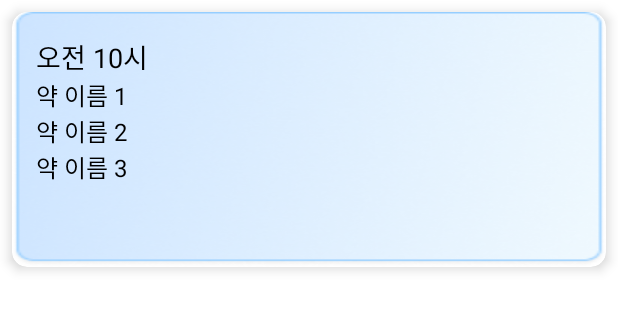
After one commit to minzero31/2024-meit-frontend, an Android app: the layout medication_card.xml on its own in the app's theme, with its tools: preview values and no code run, on a phone screen of 412 x 824 dp. The commit adds this screen. Shown: the top 310 px of the screen. Run offline under Robolectric (Android 15) with nearby library versions, the light colour scheme and no system bars.

Commit message:
Home 탭 복용일정 cardview & recycler view 구현

```diff
--- a/app/build.gradle.kts
+++ b/app/build.gradle.kts
@@ -70,4 +70,8 @@ dependencies {
     implementation(libs.androidx.navigation.fragment.ktx)
     implementation(libs.androidx.navigation.ui.ktx)
 
+    //cardview
+    implementation("androidx.cardview:cardview:1.0.0")
+
+
 }
--- /dev/null
+++ b/app/src/main/res/layout/medication_card.xml
@@ -0,0 +1,53 @@
+<?xml version="1.0" encoding="utf-8"?>
+<androidx.cardview.widget.CardView
+    xmlns:android="http://schemas.android.com/apk/res/android"
+    xmlns:app="http://schemas.android.com/apk/res-auto"
+    android:layout_width="match_parent"
+    android:layout_height="wrap_content"
+    android:layout_margin="8dp"
+    app:cardCornerRadius="10dp"
+    app:cardElevation="5dp">
+
+    <LinearLayout
+        android:layout_width="match_parent"
+        android:layout_height="wrap_content"
+        android:orientation="vertical"
+        android:padding="16dp"
+        android:background="@drawable/bg_main_panel">  <!-- 배경을 LinearLayout에 설정 -->
+
+        <!-- 시간 텍스트 -->
+        <TextView
+            android:id="@+id/time_text"
+            android:layout_width="wrap_content"
+            android:layout_height="wrap_content"
+            android:text="오전 10시"
+            android:textSize="18sp"
+            android:textColor="@color/black" />
+
+        <!-- 약 이름 목록 -->
+        <TextView
+            android:id="@+id/medicine_1"
+            android:layout_width="wrap_content"
+            android:layout_height="wrap_content"
+            android:text="약 이름 1"
+            android:textSize="16sp"
+            android:textColor="@color/black" />
+
+        <TextView
+            android:id="@+id/medicine_2"
+            android:layout_width="wrap_content"
+            android:layout_height="wrap_content"
+            android:text="약 이름 2"
+            android:textSize="16sp"
+            android:textColor="@color/black" />
+
+        <TextView
+            android:id="@+id/medicine_3"
+            android:layout_width="wrap_content"
+            android:layout_height="wrap_content"
+            android:text="약 이름 3"
+            android:textSize="16sp"
+            android:textColor="@color/black" />
+
+    </LinearLayout>
+</androidx.cardview.widget.CardView>
```
Also changed, not shown: app/src/main/java/com/example/a2024_meit_frontend/ui/home/HomeFragment.kt (+13 -1 lines), app/src/main/java/com/example/a2024_meit_frontend/ui/home/MedicationApater.kt (added, +39 -0 lines), app/src/main/res/layout/fragment_home.xml (+7 -0 lines), app/src/main/res/drawable/bg_main_panel.png (added).
